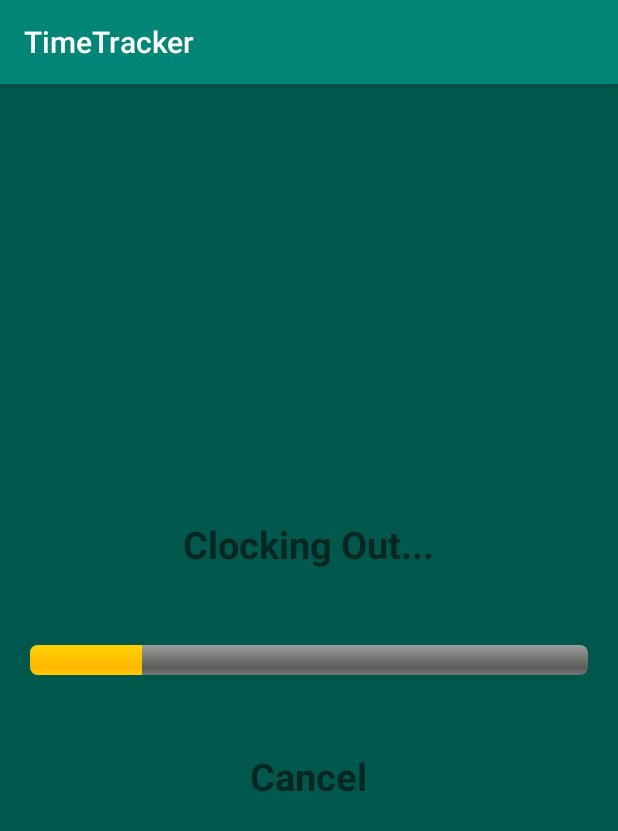
After one commit to BapsMandava/TimeTracker, an Android app: the BufferActivity screen opened directly, with no data from a screen before it, on a phone screen of 412 x 824 dp. The commit adds this screen. Shown: the top 831 px of the screen. Run offline under Robolectric (Android 15) with nearby library versions, the phone set to English and light mode, and no system bars.

Commit message:
Check in and Check out with buffer time

```diff
--- a/app/build.gradle
+++ b/app/build.gradle
@@ -25,6 +25,10 @@ android {
     compileOptions {
         sourceCompatibility = 1.8
         targetCompatibility = 1.8
+    }
+
+    dataBinding {
+        enabled = true
     }
 }
 
@@ -72,4 +76,6 @@ dependencies {
     implementation "io.reactivex.rxjava2:rxandroid:$rxJava_version"
     implementation 'com.squareup.retrofit2:adapter-rxjava2:2.4.0'
     implementation "android.arch.lifecycle:reactivestreams:1.1.1"
+
+
 }
--- /dev/null
+++ b/app/src/main/java/com/example/timetracker/BufferActivity.kt
@@ -0,0 +1,58 @@
+package com.example.timetracker
+
+import androidx.appcompat.app.AppCompatActivity
+import android.os.Bundle
+import android.os.Handler
+import android.os.Looper
+import android.view.View
+import android.widget.Toast
+import kotlinx.android.synthetic.main.activity_buffer.*
+import kotlinx.android.synthetic.main.activity_main.*
+
+class BufferActivity : AppCompatActivity() {
+
+    override fun onCreate(savedInstanceState: Bundle?) {
+        super.onCreate(savedInstanceState)
+        setContentView(R.layout.activity_buffer)
+        if(intent.getIntExtra("Type",-1)==0){
+            clockInClockOutBufferScreen(0)
+        } else {
+            clockInClockOutBufferScreen(1)
+        }
+        txtCancel.setOnClickListener {
+            Toast.makeText(this, "Checking Cancelled", Toast.LENGTH_SHORT).show()
+            setResult(-1)
+            finish()
+        }
+    }
+
+
+
+    private fun clockInClockOutBufferScreen(type: Int) {
+        llBufferTimeLayout.visibility = View.VISIBLE
+        if (type == 0) {
+            txtClockingType.setText("Clocking In...")
+        } else {
+            txtClockingType.setText("Clocking Out...")
+        }
+        var progress = 0
+        val pBarMax = 10
+        progress_bar.max = pBarMax
+        val pBarThread = object : Thread() {
+            override fun run() {
+                try {
+                    while (progress <= pBarMax) {
+                        progress_bar.progress = progress
+                        Thread.sleep(1000)
+                        ++progress
+                    }
+                    setResult(type)
+                    finish()
+
+                } catch (e: InterruptedException) {
+                }
+            }
+        }
+        pBarThread.start()
+    }
+}
--- a/app/src/main/java/com/example/timetracker/LoginActivity.kt
+++ b/app/src/main/java/com/example/timetracker/LoginActivity.kt
@@ -1,5 +1,6 @@
 package com.example.timetracker
 
+import android.content.Intent
 import android.os.Bundle
 import android.util.Log
 import android.view.View
@@ -55,14 +56,14 @@ class LoginActivity : BaseActivity() {
         var loginRequest =  LoginRequest(etLoginId.text.toString(),etPassword.text.toString())
         loginViewModel.perforLogin(loginRequest).observe(this, Observer { repoList ->
             Log.i(TAG, "Viewmodel response: $repoList")
-
             repoList?.let {
-
                 showProgressBar(false)
                 if (it?.key.isNotEmpty()) {
                     loginResponse = it
                     MyApplication.Companion.setkey(it.key)
                     Toast.makeText(this, "Login Success", Toast.LENGTH_SHORT).show()
+                    var showJobDetailsScreen = Intent(this, MainActivity::class.java)
+                    startActivity(showJobDetailsScreen)
 
                 } else {
                     Toast.makeText(this, "Login Failed", Toast.LENGTH_SHORT).show()
--- a/app/src/main/java/com/example/timetracker/MyApplication.kt
+++ b/app/src/main/java/com/example/timetracker/MyApplication.kt
@@ -11,7 +11,7 @@ class MyApplication : Application() {
 
     companion object {
         private var instance: MyApplication? = null
-        private lateinit var key: String
+        lateinit var key: String
         fun applicationContext() : MyApplication {
             return instance as MyApplication
         }
--- a/app/src/main/java/com/example/timetracker/models/ClockInOutRespone.kt
+++ b/app/src/main/java/com/example/timetracker/models/ClockInOutRespone.kt
@@ -33,3 +33,8 @@ data class Partner(
     val last_name: String,
     val mobile: String
 )
+
+data class CheckInChekOutRequest(
+    var latitude: String,
+    val longitude: String
+)
--- a/app/src/main/java/com/example/timetracker/models/LoginResponse.kt
+++ b/app/src/main/java/com/example/timetracker/models/LoginResponse.kt
@@ -6,5 +6,5 @@ data class LoginResponse(
 
 data class LoginRequest(
     var username: String,
-    val passowrd: String
+    val password: String
 )
--- a/app/src/main/java/com/example/timetracker/utils/Constants.kt
+++ b/app/src/main/java/com/example/timetracker/utils/Constants.kt
@@ -3,7 +3,7 @@ package com.example.timetracker.utils
 object Constants {
     const val BASE_URL = "https://api.helpster.tech/v1/"
     const val LOGIN = "auth/login/"
-    const val GET_WORK_DETAILS = "/staff-requests/26074/"
+    const val GET_WORK_DETAILS = "staff-requests/26074/"
     const val POST_CLOCK_IN = "staff-requests/26074/clock-in/"
     const val POST_CLOCK_OUT = "staff-requests/26074/clock-out/"
 }
--- /dev/null
+++ b/app/src/main/res/layout/activity_buffer.xml
@@ -0,0 +1,51 @@
+<?xml version="1.0" encoding="utf-8"?>
+<androidx.constraintlayout.widget.ConstraintLayout xmlns:android="http://schemas.android.com/apk/res/android"
+    xmlns:app="http://schemas.android.com/apk/res-auto"
+    xmlns:tools="http://schemas.android.com/tools"
+    android:layout_width="match_parent"
+    android:layout_height="match_parent"
+    tools:context=".BufferActivity">
+
+    <LinearLayout
+        android:id="@+id/llBufferTimeLayout"
+        android:orientation="vertical"
+        android:gravity="center"
+        android:background="@color/colorPrimaryDark"
+        app:layout_constraintRight_toRightOf="parent"
+        app:layout_constraintTop_toTopOf="parent"
+        app:layout_constraintBottom_toBottomOf="parent"
+        app:layout_constraintLeft_toLeftOf="parent"
+        android:layout_width="match_parent"
+        android:layout_height="match_parent">
+
+        <TextView
+            android:id="@+id/txtClockingType"
+            android:layout_width="wrap_content"
+            android:layout_height="wrap_content"
+            android:textSize="25sp"
+            android:textStyle="bold"
+            android:text="Clocking In..."/>
+
+        <ProgressBar
+            android:id="@+id/progress_bar"
+            android:paddingTop="50dp"
+            style="@android:style/Widget.ProgressBar.Horizontal"
+            android:progress="10"
+            android:paddingRight="20dp"
+            android:paddingLeft="20dp"
+            android:layout_gravity="center"
+            android:layout_width="match_parent"
+            android:layout_height="wrap_content"/>
+
+        <TextView
+            android:id="@+id/txtCancel"
+            android:paddingTop="50dp"
+            android:layout_width="wrap_content"
+            android:layout_height="wrap_content"
+            android:textSize="25sp"
+            android:textStyle="bold"
+            android:text="Cancel"/>
+
+    </LinearLayout>
+
+</androidx.constraintlayout.widget.ConstraintLayout>
```
Also changed, not shown: app/src/main/AndroidManifest.xml (+3 -5 lines), app/src/main/java/com/example/timetracker/MainActivity.kt (+119 -2 lines), app/src/main/java/com/example/timetracker/models/JobDetailsResponse.kt (+102 -35 lines), app/src/main/java/com/example/timetracker/network/Api.kt (+5 -7 lines), app/src/main/java/com/example/timetracker/network/ApiClient.kt (+7 -9 lines), app/src/main/java/com/example/timetracker/repository/ApiRepository.kt (+9 -12 lines), app/src/main/java/com/example/timetracker/viewmodel/TimeTrackerViewModel.kt (+5 -4 lines), app/src/main/res/layout/activity_main.xml (+20 -8 lines).
